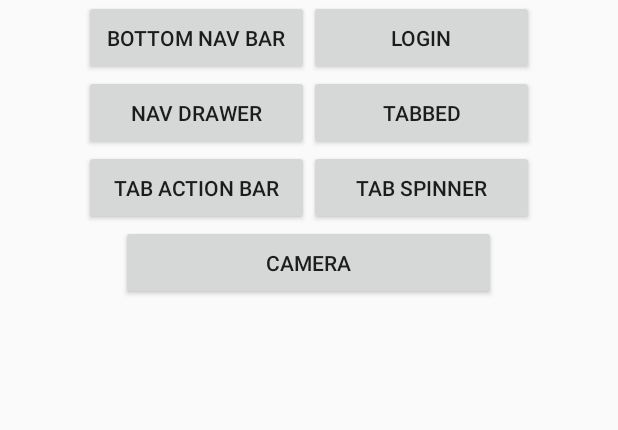
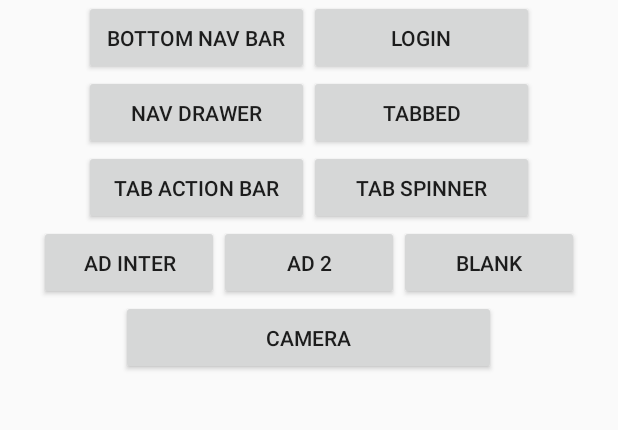
Before and after one commit to Varnasus/feeling_fine, an Android app: the screen it shows after launch (MainActivity), on a phone screen of 412 x 824 dp, the part 483-913 px from its top. Run offline under Robolectric (Android 15) with nearby library versions, the light colour scheme and no system bars.

Commit message:
-Added Interstitial Ad Activity

```diff
--- a/IronLegion/Mark1/app/build.gradle
+++ b/IronLegion/Mark1/app/build.gradle
@@ -29,5 +29,6 @@ dependencies {
     compile 'com.android.support.constraint:constraint-layout:1.0.2'
     compile 'com.android.support:design:25.3.1'
     compile 'com.android.support:support-vector-drawable:25.3.1'
+    compile 'com.google.android.gms:play-services-ads:11.0.4'
     testCompile 'junit:junit:4.12'
 }
--- a/IronLegion/Mark1/app/src/main/java/com/example/android/mark1/MainActivity.java
+++ b/IronLegion/Mark1/app/src/main/java/com/example/android/mark1/MainActivity.java
@@ -75,7 +75,13 @@ public class MainActivity extends AppCompatActivity {
             }
         });
 
-
+        findViewById(R.id.ad_inter).setOnClickListener(new View.OnClickListener() {
+            @Override
+            public void onClick(View v) {
+                Intent intent = new Intent(MainActivity.this, AdInterstitialActivity.class);
+                startActivity(intent);
+            }
+        });
     }
 
     @Override
--- a/IronLegion/Mark1/app/src/main/res/layout/activity_main.xml
+++ b/IronLegion/Mark1/app/src/main/res/layout/activity_main.xml
@@ -92,6 +92,32 @@
         android:orientation="horizontal">
 
         <Button
+            android:id="@+id/ad_inter"
+            android:layout_width="120dp"
+            android:layout_height="50dp"
+            android:text="Ad Inter" />
+
+        <Button
+            android:id="@+id/ad"
+            android:layout_width="120dp"
+            android:layout_height="50dp"
+            android:text="Ad 2"/>
+
+        <Button
+            android:layout_width="120dp"
+            android:layout_height="50dp"
+            android:text="Blank"/>
+    </LinearLayout>
+
+    <LinearLayout
+        android:id="@+id/table4"
+        android:layout_width="wrap_content"
+        android:layout_height="wrap_content"
+        android:layout_below="@id/table3"
+        android:layout_centerInParent="true"
+        android:orientation="horizontal">
+
+        <Button
             android:id="@+id/camera"
             android:layout_width="250dp"
             android:layout_height="50dp"
```
Also changed, not shown: IronLegion/Mark1/app/src/main/AndroidManifest.xml (+17 -1 lines), IronLegion/Mark1/app/src/main/java/com/example/android/mark1/AdInterstitialActivity.java (added, +123 -0 lines), IronLegion/Mark1/app/src/main/res/layout/activity_ad_interstitial.xml (added, +34 -0 lines), IronLegion/Mark1/app/src/main/res/menu/menu_ad_interstitial.xml (added, +10 -0 lines), IronLegion/Mark1/app/src/main/res/values/strings.xml (+10 -0 lines).
